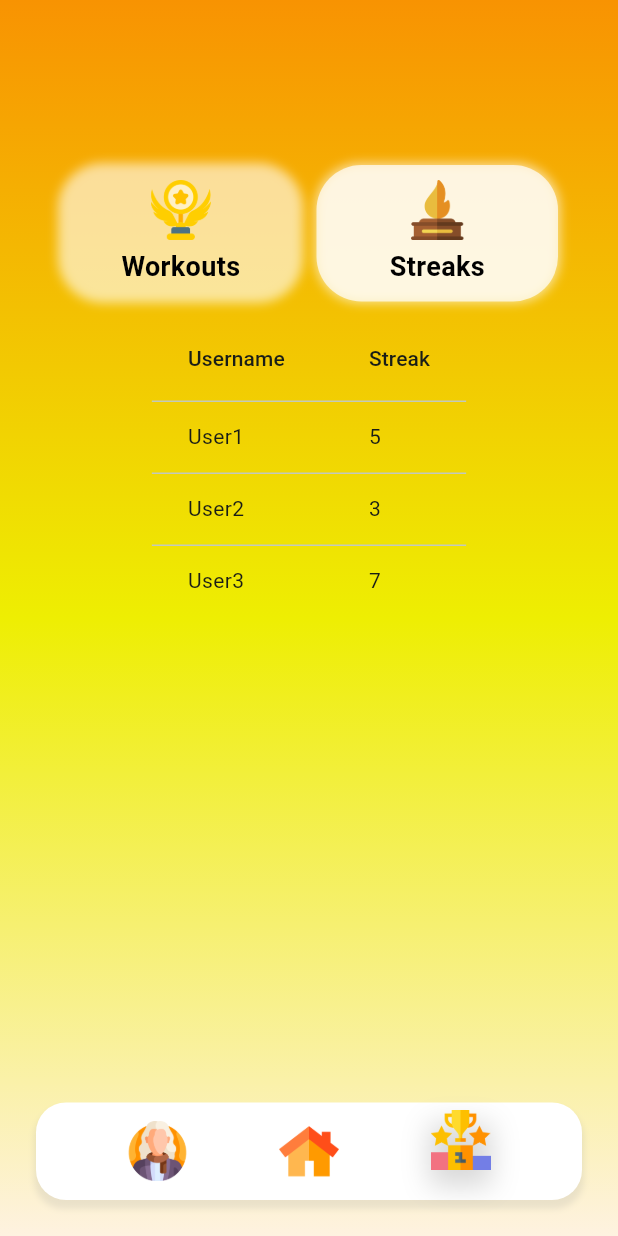
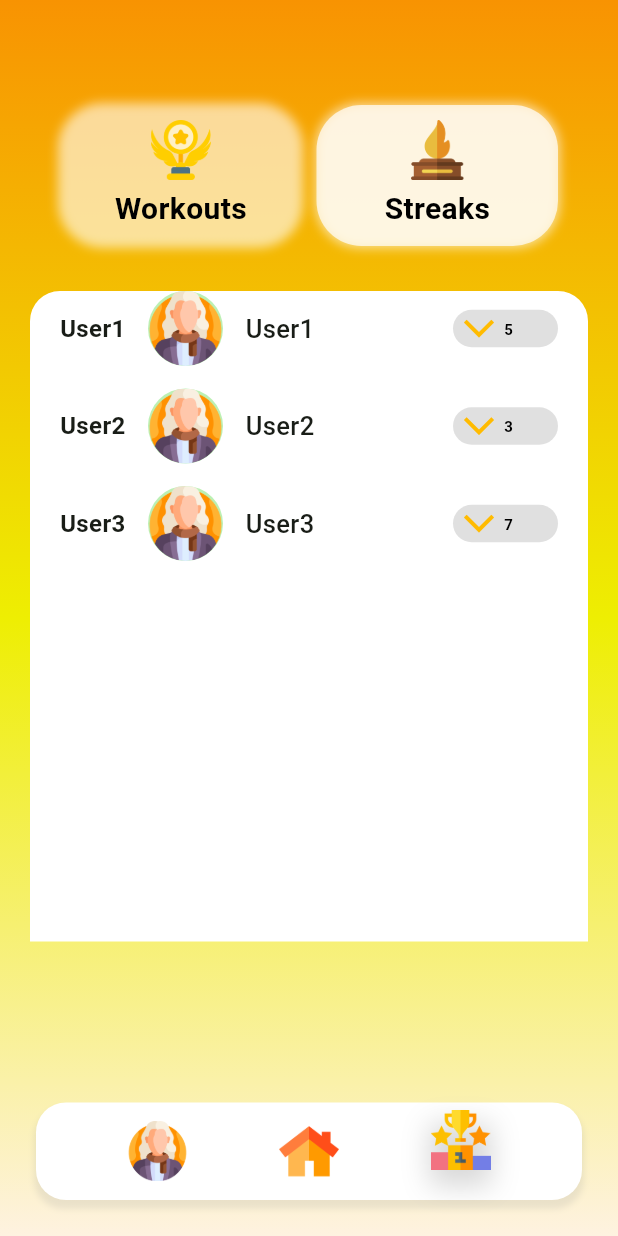
Before and after one commit to ahnafbinazad/Swync, a Flutter app: the screen it shows once a user with an empty profile is signed in, after a tap on "Streaks", on a phone screen of 412 x 824 dp. Run offline on Flutter 3.47's test engine with Material 3 defaults, Android fonts, the phone set to English and light mode, and no system bars; our stand-ins replace cloud_firestore, firebase_auth, firebase_core; accounts and stored records are empty.

Commit message:
ranks UI

```diff
--- /dev/null
+++ b/lib/reuseable_widgets/rank_table.dart
@@ -0,0 +1,110 @@
+import 'package:flutter/material.dart';
+import 'package:test_drive/utils/colour_utils.dart';
+
+class ProfilePageTable extends StatelessWidget {
+  final List<UserItem> userItems;
+
+  const ProfilePageTable({Key? key, required this.userItems}) : super(key: key);
+
+  @override
+  Widget build(BuildContext context) {
+    return Container(
+      height: MediaQuery.of(context).size.height / 1.9,
+      width: MediaQuery.of(context).size.width,
+      decoration: const BoxDecoration(
+        color: Colors.white,
+        borderRadius: BorderRadius.only(
+          topRight: Radius.circular(20),
+          topLeft: Radius.circular(20),
+        ),
+      ),
+      child: ListView.builder(
+        shrinkWrap: true,
+        physics: const BouncingScrollPhysics(),
+        itemCount: userItems.length,
+        itemBuilder: (context, index) {
+          final items = userItems[index];
+          return Padding(
+            padding: const EdgeInsets.only(right: 20, left: 20, bottom: 15),
+            child: Row(
+              children: [
+                Text(
+                  items.rank,
+                  style: const TextStyle(
+                    fontSize: 16,
+                    fontWeight: FontWeight.bold,
+                  ),
+                ),
+                const SizedBox(
+                  width: 15,
+                ),
+                CircleAvatar(
+                  radius: 25,
+                  backgroundImage: AssetImage(items.image),
+                ),
+                const SizedBox(
+                  width: 15,
+                ),
+                Text(
+                  items.name,
+                  style: const TextStyle(
+                    fontSize: 17,
+                    fontWeight: FontWeight.w500,
+                  ),
+                ),
+                const Spacer(),
+                Container(
+                  height: 25,
+                  width: 70,
+                  decoration: BoxDecoration(
+                    color: Colors.black12,
+                    borderRadius: BorderRadius.circular(50),
+                  ),
+                  child: Row(
+                    children: [
+                      const SizedBox(
+                        width: 5,
+                      ),
+                      RotatedBox(
+                        quarterTurns: 1,
+                        child: Icon(
+                          Icons.arrow_forward_ios,
+                          color: hexStringToColour("#FFBB00"),
+                        ),
+                      ),
+                      const SizedBox(
+                        width: 5,
+                      ),
+                      Text(
+                        items.point.toString(),
+                        style: const TextStyle(
+                          fontWeight: FontWeight.bold,
+                          fontSize: 10,
+                          color: Colors.black,
+                        ),
+                      ),
+                    ],
+                  ),
+                )
+              ],
+            ),
+          );
+        },
+      ),
+    );
+  }
+}
+
+class UserItem {
+  final String rank;
+  final String image;
+  final String name;
+  final int point;
+
+  UserItem({
+    required this.rank,
+    required this.image,
+    required this.name,
+    required this.point,
+  });
+}
--- a/lib/screens/ranks.dart
+++ b/lib/screens/ranks.dart
@@ -1,5 +1,6 @@
 import 'package:flutter/material.dart';
 import 'package:test_drive/reuseable_widgets/navbar.dart';
+import 'package:test_drive/reuseable_widgets/rank_table.dart';
 import 'package:test_drive/utils/colour_utils.dart';
 
 class RanksScreen extends StatefulWidget {
@@ -12,16 +13,18 @@ class _RanksScreenState extends State<RanksScreen> {
   double _glowPosition = 0; // Position of the glow indicator
 
   // Test data
-  List<Map<String, dynamic>> _monthlyWorkoutData = [
+  final List<Map<String, dynamic>> _monthlyWorkoutData = [
     {'username': 'User1', 'monthlyWorkoutTime': 120},
     {'username': 'User2', 'monthlyWorkoutTime': 90},
     {'username': 'User3', 'monthlyWorkoutTime': 150},
+    // Add more data as needed
   ];
 
-  List<Map<String, dynamic>> _streakData = [
+  final List<Map<String, dynamic>> _streakData = [
     {'username': 'User1', 'streak': 5},
     {'username': 'User2', 'streak': 3},
     {'username': 'User3', 'streak': 7},
+    // Add more data as needed
   ];
 
   @override
@@ -46,8 +49,9 @@ class _RanksScreenState extends State<RanksScreen> {
             child: Padding(
               padding: const EdgeInsets.symmetric(horizontal: 20),
               child: Column(
+                crossAxisAlignment: CrossAxisAlignment.stretch,
                 children: [
-                  SizedBox(height: 100),
+                  SizedBox(height: 60), // Top Padding
                   Padding(
                     padding: const EdgeInsets.symmetric(horizontal: 20),
                     child: Row(
@@ -63,17 +67,32 @@ class _RanksScreenState extends State<RanksScreen> {
                       ],
                     ),
                   ),
-                  Expanded(
-                    child: _selectedTable == 'Workouts'
-                        ? _buildDataTable(_monthlyWorkoutData)
-                        : _buildDataTable(_streakData),
+                  SizedBox(height: 20), // Spacing between table selection and table
+                  ProfilePageTable(
+                    userItems: _selectedTable == 'Workouts'
+                        ? _monthlyWorkoutData.map((item) {
+                            return UserItem(
+                              rank: item['username'],
+                              image: 'assets/images/woman.png', // Provide an appropriate image path
+                              name: item['username'],
+                              point: item['monthlyWorkoutTime'],
+                            );
+                          }).toList()
+                        : _streakData.map((item) {
+                            return UserItem(
+                              rank: item['username'],
+                              image: 'assets/images/woman.png', // Provide an appropriate image path
+                              name: item['username'],
+                              point: item['streak'],
+                            );
+                          }).toList(),
                   ),
                 ],
               ),
             ),
           ),
           AnimatedPositioned(
-            duration: Duration(milliseconds: 300),
+            duration: Duration(milliseconds: 800),
             left: _glowPosition,
             bottom: 70,
             child: Container(
@@ -142,7 +161,7 @@ class _RanksScreenState extends State<RanksScreen> {
               table,
               style: const TextStyle(
                 color: Colors.black,
-                fontSize: 18,
+                fontSize: 20, // Increase font size
                 fontWeight: FontWeight.bold,
               ),
             ),
@@ -152,25 +171,24 @@ class _RanksScreenState extends State<RanksScreen> {
     );
   }
 
-  Widget _buildDataTable(List<Map<String, dynamic>> data) {
-    return DataTable(
-      columns: [
-        DataColumn(label: Text('Username')),
-        DataColumn(
-          label: Text(_selectedTable == 'Workouts' ? 'Minutes' : 'Streak'),
-        ),
-      ],
-      rows: data
-          .map(
-            (item) => DataRow(cells: [
-              DataCell(Text(item['username'])),
-              DataCell(Text(
-                '${item[_selectedTable == 'Workouts' ? 'monthlyWorkoutTime' : 'streak']}',
-              )),
-            ]),
-          )
-          .toList(),
+  Widget _buildDataColumnLabel(String label) {
+    return Text(
+      label,
+      style: TextStyle(
+        fontSize: 18, // Increase font size
+        fontWeight: FontWeight.bold,
+      ),
     );
+  }
+
+  @override
+  void initState() {
+    super.initState();
+  }
+
+  @override
+  void dispose() {
+    super.dispose();
   }
 }
 
```
